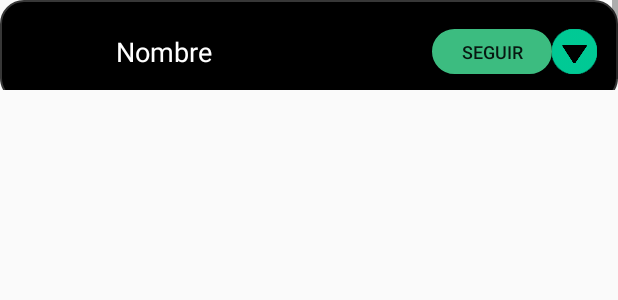
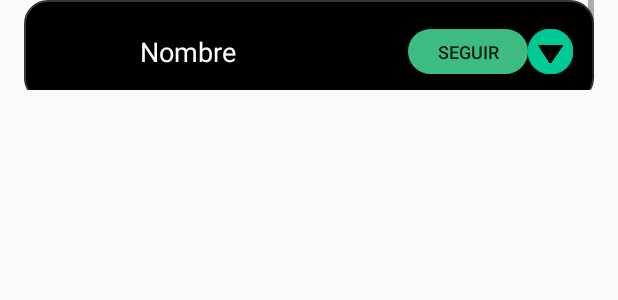
Before and after one commit to GabrielAran/Proyecto-final-Our-Tornament, an Android app: the layout item_lista_torneos.xml on its own in the app's theme, with its tools: preview values and no code run, on a phone screen of 412 x 824 dp. Shown: the top 300 px of the screen. Run offline under Robolectric (Android 15) with nearby library versions, the phone set to English and light mode, and no system bars.

Commit message:
Cambio Gluk

```diff
--- a/ProyectoOurTorunament/app/src/main/res/layout/item_lista_torneos.xml
+++ b/ProyectoOurTorunament/app/src/main/res/layout/item_lista_torneos.xml
@@ -7,7 +7,7 @@
     android:layout_height="60dp">
 
     <ScrollView
-        android:layout_width="match_parent"
+        android:layout_width="380dp"
         android:layout_height="match_parent"
         app:layout_constraintBottom_toBottomOf="parent"
         app:layout_constraintEnd_toEndOf="parent"
```
